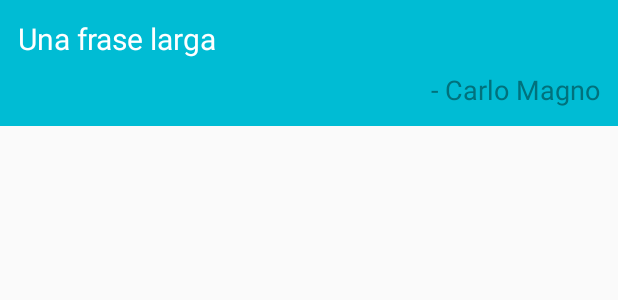
After one commit to capicarbone/OldQuotesBook, an Android app: the layout widget_single_quote.xml on its own in the app's theme, with its tools: preview values and no code run, on a phone screen of 412 x 824 dp. The commit adds this screen. Shown: the top 300 px of the screen. Run offline under Robolectric (Android 15) with nearby library versions, the phone set to English and light mode, and no system bars.

Commit message:
Inicio de implementacion de widget de una frase.

```diff
--- a/app/src/main/java/com/medic/quotesbook/services/PrepareDaysQuoteService.java
+++ b/app/src/main/java/com/medic/quotesbook/services/PrepareDaysQuoteService.java
@@ -21,6 +21,7 @@ import com.medic.quotesbook.views.activities.QuoteActivity;
 
 import java.io.IOException;
 import java.net.URL;
+import java.util.Random;
 
 /**
  * Created by capi on 27/05/15.
@@ -103,7 +104,7 @@ public class PrepareDaysQuoteService extends IntentService {
 
         */
 
-        PendingIntent pendingIntent = PendingIntent.getActivity(ctx, 0, intent, PendingIntent.FLAG_CANCEL_CURRENT);
+        PendingIntent pendingIntent = PendingIntent.getActivity(ctx, new Random().nextInt(), intent, PendingIntent.FLAG_CANCEL_CURRENT);
 
         builder.setContentIntent(pendingIntent);
 
--- a/app/src/main/java/com/medic/quotesbook/utils/QuotesStorage.java
+++ b/app/src/main/java/com/medic/quotesbook/utils/QuotesStorage.java
@@ -65,6 +65,12 @@ public class QuotesStorage {
 
     }
 
+    public void clear(){
+        for (Quote quote: getQuotes()){
+            removeQuote(quote.getKey());
+        }
+    }
+
     public Quote removeQuote(String quoteKey){
 
         Quote removedQuote = null;
--- a/app/src/main/java/com/medic/quotesbook/views/activities/BaseActivity.java
+++ b/app/src/main/java/com/medic/quotesbook/views/activities/BaseActivity.java
@@ -371,8 +371,8 @@ public class BaseActivity extends AdActivity implements BaseActivityRequestListe
 
          //For test QuoteDayService
 
-        //Intent i = new Intent(this, PrepareDaysQuoteService.class);
-        //this.startService(i);
+//        Intent i = new Intent(this, PrepareDaysQuoteService.class);
+//        this.startService(i);
 
         // For test TodayQuoteManager
 
--- a/app/src/main/java/com/medic/quotesbook/views/activities/QuoteActivity.java
+++ b/app/src/main/java/com/medic/quotesbook/views/activities/QuoteActivity.java
@@ -211,8 +211,6 @@ public class QuoteActivity extends AdActivity {
 
     }
 
-
-
     @Override
     public boolean onCreateOptionsMenu(Menu menu) {
 
--- /dev/null
+++ b/app/src/main/res/layout/widget_single_quote.xml
@@ -0,0 +1,33 @@
+<?xml version="1.0" encoding="utf-8"?>
+<LinearLayout xmlns:android="http://schemas.android.com/apk/res/android"
+    android:orientation="vertical" android:layout_width="match_parent"
+    android:layout_height="wrap_content"
+    >
+
+    <LinearLayout
+        android:layout_width="match_parent"
+        android:layout_height="match_parent"
+        android:orientation="vertical"
+        android:background="@color/primary"
+        android:padding="12dp">
+
+        <TextView android:id="@+id/quote_text"
+            android:layout_width="match_parent"
+            android:layout_height="wrap_content"
+            android:text="Una frase larga"
+            android:textSize="20dp"
+            android:textColor="@color/white"/>
+
+        <TextView android:id="@+id/quote_author"
+            android:layout_width="match_parent"
+            android:layout_height="wrap_content"
+            android:textAlignment="textEnd"
+            android:paddingTop="8dp"
+            android:textSize="18dp"
+            android:text=" - Carlo Magno"
+            android:textColor="@color/primary_darker"
+            android:layout_gravity="end"
+            android:gravity="end"/>
+    </LinearLayout>
+
+</LinearLayout>
--- a/app/src/main/res/values/colors.xml
+++ b/app/src/main/res/values/colors.xml
@@ -10,6 +10,7 @@
     <color name="accent">#FFC107</color>-->
     <color name="primary">#00BCD4</color>
     <color name="primary_dark">#0097A7</color>
+    <color name="primary_darker">#01717c</color>
     <color name="primary_light">#B2EBF2</color>
     <color name="accent">#FFC107</color>
     <color name="accent_dark">#ff8f00</color>
--- a/app/src/main/res/values/strings.xml
+++ b/app/src/main/res/values/strings.xml
@@ -58,7 +58,7 @@
     <string name="message_support_us">If you like QuotesBook reminds support us with an opinion, it will motivate us to improve :)</string>
     <string name="no_dayquote_available">Sorry, without the Play Services update we can not give you the quote of the day. As you can update, come back and you can receive the quote of the day.</string>
     <string name="message_quotes_connection_error">It happens that we need network connection to consult the wise.</string>
-    <string name="message_quotes_backend_error">Our apologies, something has gone wrong by contacting the wise. Why not try later.</string>
+    <string name="message_quotes_backend_error">Our apologies, something has gone wrong by contacting the wise. Try later.</string>
     <string name="title_day_quotes">An inspiration each morning.</string>
     <string name="title_support_us">Tell us your opinion</string>
     <string name="quote_long">Anyone can become angry, that is very simple. But to be angry with the right person, at the right degree, at the right time with the right purpose and in the right way, that certainly is not so simple.</string>
--- a/build.gradle
+++ b/build.gradle
@@ -5,7 +5,7 @@ buildscript {
         jcenter()
     }
     dependencies {
-        classpath 'com.android.tools.build:gradle:2.2.3'
+        classpath 'com.android.tools.build:gradle:2.3.3'
         classpath 'com.google.gms:google-services:1.3.0-beta1'
         // NOTE: Do not place your application dependencies here; they belong
         // in the individual module build.gradle files
```
Also changed, not shown: app/src/main/AndroidManifest.xml (+12 -0 lines), app/src/main/java/com/medic/quotesbook/SingleQuoteWidgetProvider.java (added, +57 -0 lines), app/src/main/java/com/medic/quotesbook/services/WidgetQuotesReaderService.java (added, +50 -0 lines), app/src/main/res/xml/widgetinfo_single_quote.xml (added, +9 -0 lines), 4 other files.
